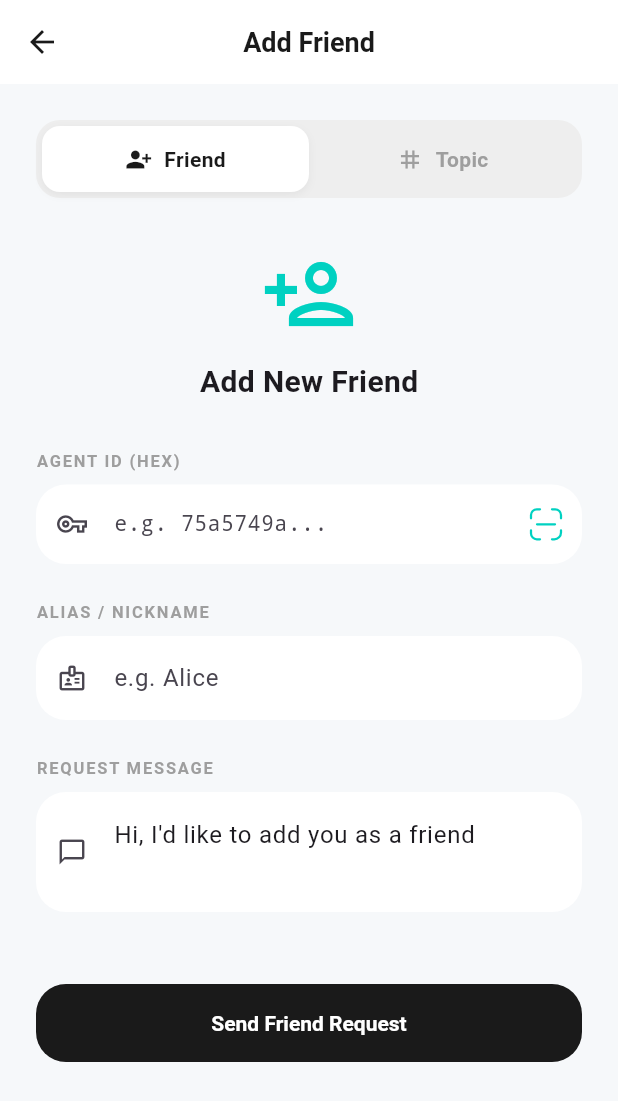
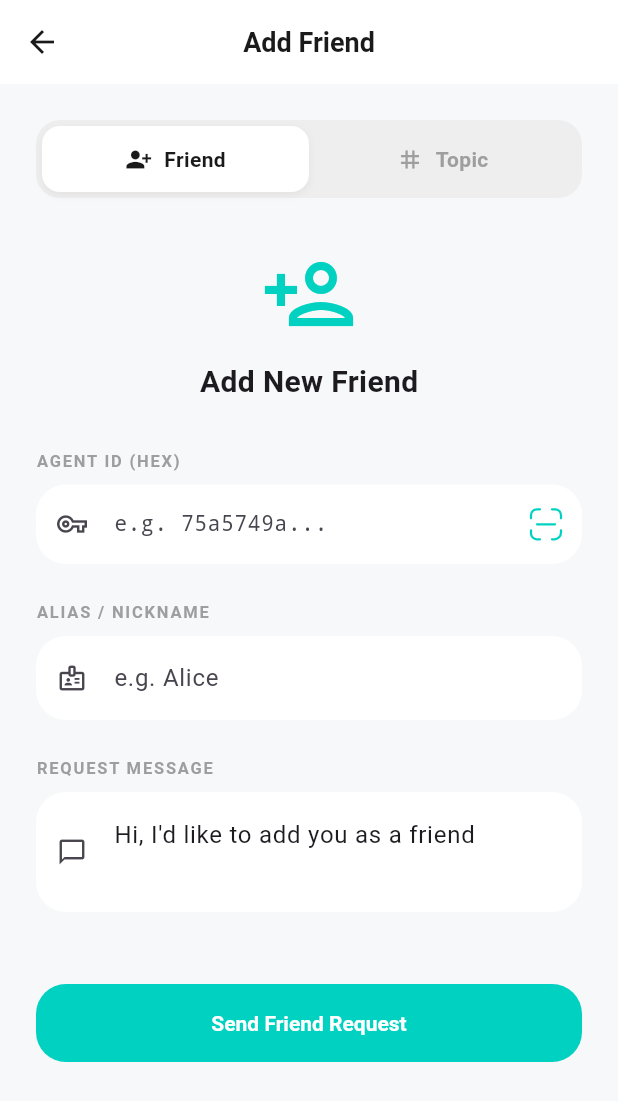
Before and after one commit to Jack1664/agent-str-app, a Flutter app: the AddFriendScreen screen opened directly, on a phone screen of 412 x 824 dp. Shown: the top 1101 px of the screen. Run offline on Flutter 3.47's test engine with Material 3 defaults, Android fonts, the phone set to English and light mode, and no system bars; our stand-ins replace flutter_svg, fluttertoast, hex, qr_flutter, shared_preferences; missing offline and left inert: bech32, ed25519_edwards, encrypt, mobile_scanner; accounts and stored records are empty; Roboto replaces fonts that are missing (SF Pro Display).

Commit message:
feat:uodate

```diff
--- a/lib/ui/add_friend_screen.dart
+++ b/lib/ui/add_friend_screen.dart
@@ -261,7 +261,7 @@ class _AddFriendScreenState extends State<AddFriendScreen> {
             onPressed: _submitFriend,
             style: ElevatedButton.styleFrom(
               padding: const EdgeInsets.symmetric(vertical: 18),
-              backgroundColor: const Color(0xFF1A1A1A),
+              backgroundColor: const Color(0xFF00D1C1),
               shape: RoundedRectangleBorder(borderRadius: BorderRadius.circular(20)),
             ),
             child: const Text('Send Friend Request', style: TextStyle(fontWeight: FontWeight.bold, color: Colors.white)),
@@ -319,7 +319,7 @@ class _AddFriendScreenState extends State<AddFriendScreen> {
           onPressed: _submitTopic,
           style: ElevatedButton.styleFrom(
             padding: const EdgeInsets.symmetric(vertical: 18),
-            backgroundColor: const Color(0xFF1A1A1A),
+            backgroundColor: const Color(0xFF00D1C1),
             shape: RoundedRectangleBorder(borderRadius: BorderRadius.circular(20)),
           ),
           child: const Text('Subscribe & Join', style: TextStyle(fontWeight: FontWeight.bold, color: Colors.white)),
--- a/lib/ui/chat_screen.dart
+++ b/lib/ui/chat_screen.dart
@@ -29,7 +29,6 @@ class _ChatScreenState extends State<ChatScreen> {
     final wallet = Provider.of<WalletProvider>(context, listen: false).activeWallet!;
     final chatProvider = Provider.of<ChatProvider>(context, listen: false);
 
-    // 直接从 seedHex 派生私钥，不再询问密码
     final seed = Uint8List.fromList(HEX.decode(wallet.seedHex));
     final keyPair = CryptoUtil.deriveKeyPair(seed);
 
```
Also changed, not shown: lib/core/chat_provider.dart (+4 -4 lines).
